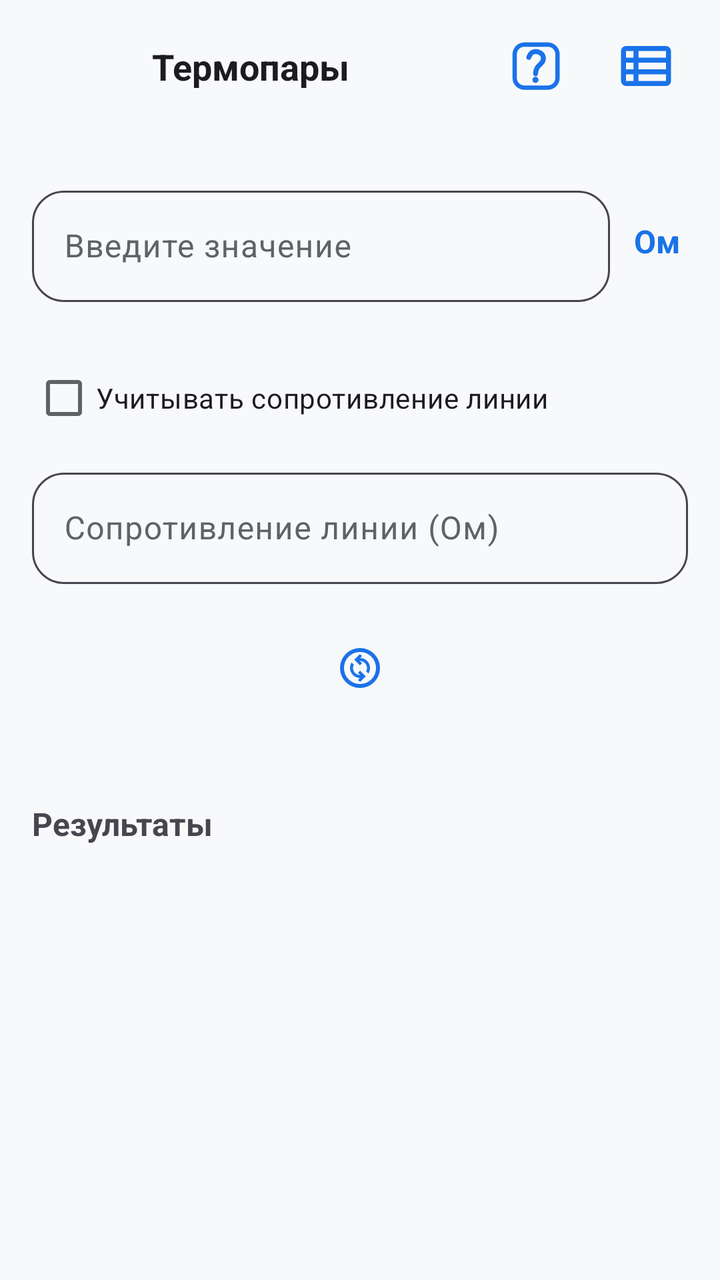
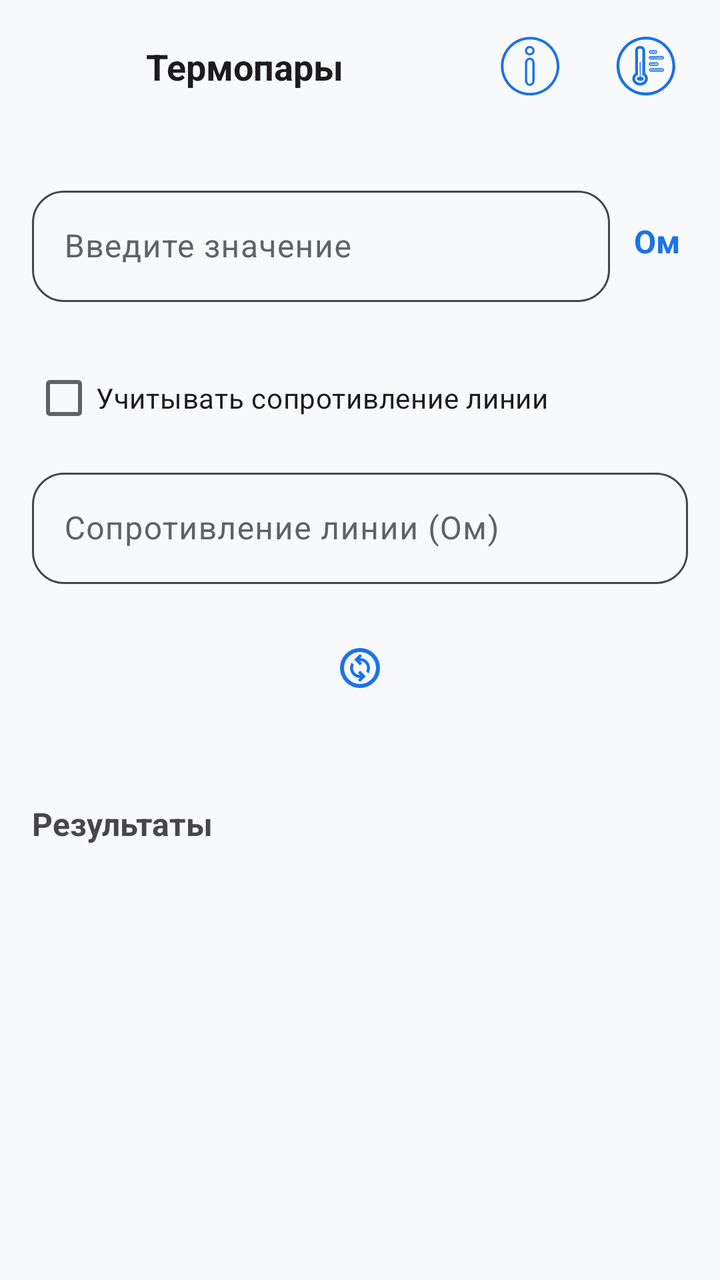

Compare the two renders of this Android layout. The source of the first and the diff that turns it into the second are given below.
<!-- AndroidManifest.xml: application theme Theme.FocusApp -->
<!-- res/layout/activity_temperature.xml -->
<?xml version="1.0" encoding="utf-8"?>
<androidx.constraintlayout.widget.ConstraintLayout xmlns:android="http://schemas.android.com/apk/res/android"
    xmlns:app="http://schemas.android.com/apk/res-auto"
    android:id="@+id/rootLayout"
    android:layout_width="match_parent"
    android:layout_height="match_parent"
    android:background="?android:attr/windowBackground">

    
    
    
    <androidx.constraintlayout.widget.ConstraintLayout
        android:id="@+id/topPanel"
        android:layout_width="match_parent"
        android:layout_height="wrap_content"
        android:paddingStart="8dp"
        android:paddingEnd="8dp"
        android:paddingTop="4dp"
        android:paddingBottom="4dp"
        app:layout_constraintTop_toTopOf="parent"
        app:layout_constraintStart_toStartOf="parent"
        app:layout_constraintEnd_toEndOf="parent">

        <TextView
            android:id="@+id/tvTitle"
            android:layout_width="0dp"
            android:layout_height="wrap_content"
            android:text="Термопары"
            android:textSize="18sp"
            android:textStyle="bold"
            android:gravity="center"
            android:ellipsize="end"
            android:maxLines="1"
            android:textColor="?android:attr/textColorPrimary"
            app:layout_constraintStart_toStartOf="parent"
            app:layout_constraintEnd_toStartOf="@id/btnHelp"
            app:layout_constraintTop_toTopOf="parent"
            app:layout_constraintBottom_toBottomOf="parent" />

        
        <com.google.android.material.button.MaterialButton
            android:id="@+id/btnHelp"
            style="@style/Widget.Material3.Button.IconButton"
            android:layout_width="wrap_content"
            android:layout_height="wrap_content"
            android:contentDescription="@string/content_desc_help"
            app:icon="@drawable/questchen"
            app:iconTint="@color/icon_top_panel_color"
            app:iconSize="24dp"
            app:layout_constraintEnd_toStartOf="@id/btnSavedMeasurements"
            app:layout_constraintTop_toTopOf="parent"
            app:layout_constraintBottom_toBottomOf="parent" />

        
        <com.google.android.material.button.MaterialButton
            android:id="@+id/btnSavedMeasurements"
            style="@style/Widget.Material3.Button.IconButton"
            android:layout_width="wrap_content"
            android:layout_height="wrap_content"
            android:contentDescription="@string/content_desc_saved_measurements"
            app:icon="@drawable/ic_lists_temp"
            app:iconTint="@color/icon_top_panel_color"
            app:iconSize="30dp"
            app:layout_constraintEnd_toEndOf="parent"
            app:layout_constraintTop_toTopOf="parent"
            app:layout_constraintBottom_toBottomOf="parent" />

    </androidx.constraintlayout.widget.ConstraintLayout>

    
    
    
    <ScrollView
        android:id="@+id/mainScrollView"
        android:layout_width="0dp"
        android:layout_height="0dp"
        android:fillViewport="true"
        android:clipToPadding="false"
        android:padding="16dp"
        app:layout_constraintTop_toBottomOf="@id/topPanel"
        app:layout_constraintBottom_toBottomOf="parent"
        app:layout_constraintStart_toStartOf="parent"
        app:layout_constraintEnd_toEndOf="parent">

        <LinearLayout
            android:layout_width="match_parent"
            android:layout_height="wrap_content"
            android:orientation="vertical">

            
            
            
            <androidx.constraintlayout.widget.ConstraintLayout
                android:layout_width="match_parent"
                android:layout_height="wrap_content"
                android:layout_marginTop="8dp">

                <com.google.android.material.textfield.TextInputLayout
                    android:id="@+id/tilValue"
                    style="@style/RoundedOutlinedBox"
                    android:layout_width="0dp"
                    android:layout_height="wrap_content"
                    android:hint="@string/hint_value_input"
                    app:layout_constraintStart_toStartOf="parent"
                    app:layout_constraintEnd_toStartOf="@id/tvUnit"
                    app:layout_constraintTop_toTopOf="parent"
                    app:layout_constraintBottom_toBottomOf="parent">

                    <com.google.android.material.textfield.TextInputEditText
                        android:id="@+id/etValue"
                        android:layout_width="match_parent"
                        android:layout_height="wrap_content"
                        android:inputType="numberSigned|numberDecimal"
                        android:maxLines="1"
                        android:textColorHint="?android:attr/textColorSecondary" />

                </com.google.android.material.textfield.TextInputLayout>

                
                <TextView
                    android:id="@+id/tvUnit"
                    android:layout_width="wrap_content"
                    android:layout_height="wrap_content"
                    android:text="Ом"
                    android:textSize="16sp"
                    android:textStyle="bold"
                    android:textColor="?attr/colorPrimary"
                    android:paddingStart="12dp"
                    android:paddingEnd="4dp"
                    android:gravity="center_vertical"
                    app:layout_constraintStart_toEndOf="@id/tilValue"
                    app:layout_constraintEnd_toEndOf="parent"
                    app:layout_constraintTop_toTopOf="parent"
                    app:layout_constraintBottom_toBottomOf="parent" />

            </androidx.constraintlayout.widget.ConstraintLayout>

            
            
            
            <androidx.constraintlayout.widget.ConstraintLayout
                android:layout_width="match_parent"
                android:layout_height="wrap_content"
                android:layout_marginTop="8dp">

                <com.google.android.material.textfield.TextInputLayout
                    android:id="@+id/tilColdJunction"
                    style="@style/RoundedOutlinedBox"
                    android:layout_width="0dp"
                    android:layout_height="wrap_content"
                    android:hint="Т холодного спая"
                    android:visibility="gone"
                    app:layout_constraintStart_toStartOf="parent"
                    app:layout_constraintEnd_toStartOf="@id/tvColdJunctionUnit"
                    app:layout_constraintTop_toTopOf="parent"
                    app:layout_constraintBottom_toBottomOf="parent">

                    <com.google.android.material.textfield.TextInputEditText
                        android:id="@+id/etColdJunction"
                        android:layout_width="match_parent"
                        android:layout_height="wrap_content"
                        android:inputType="numberSigned|numberDecimal"
                        android:maxLines="1"
                        android:textColorHint="?android:attr/textColorSecondary" />

                </com.google.android.material.textfield.TextInputLayout>

                
                <TextView
                    android:id="@+id/tvColdJunctionUnit"
                    android:layout_width="wrap_content"
                    android:layout_height="wrap_content"
                    android:text="°C"
                    android:textSize="16sp"
                    android:textStyle="bold"
                    android:textColor="?attr/colorPrimary"
                    android:paddingStart="12dp"
                    android:paddingEnd="4dp"
                    android:gravity="center_vertical"
                    android:visibility="gone"
                    app:layout_constraintStart_toEndOf="@id/tilColdJunction"
                    app:layout_constraintEnd_toEndOf="parent"
                    app:layout_constraintTop_toTopOf="parent"
                    app:layout_constraintBottom_toBottomOf="parent" />

            </androidx.constraintlayout.widget.ConstraintLayout>

            
            
            
            <CheckBox
                android:id="@+id/cbLineResistance"
                android:layout_width="match_parent"
                android:layout_height="wrap_content"
                android:layout_marginTop="16dp"
                android:text="Учитывать сопротивление линии"
                android:textSize="14sp" />

            <com.google.android.material.textfield.TextInputLayout
                android:id="@+id/tilLineResistance"
                style="@style/RoundedOutlinedBox"
                android:layout_width="match_parent"
                android:layout_height="wrap_content"
                android:layout_marginTop="8dp"
                android:hint="Сопротивление линии (Ом)">

                <com.google.android.material.textfield.TextInputEditText
                    android:id="@+id/etLineResistance"
                    android:layout_width="match_parent"
                    android:layout_height="wrap_content"
                    android:inputType="numberSigned|numberDecimal"
                    android:maxLines="1" />

            </com.google.android.material.textfield.TextInputLayout>

            
            
            
            <com.google.android.material.button.MaterialButton
                android:id="@+id/btnInverse"
                style="@style/Widget.Material3.Button.IconButton"
                android:layout_width="wrap_content"
                android:layout_height="wrap_content"
                android:layout_gravity="center_horizontal"
                android:layout_marginTop="16dp"
                app:iconTint="@color/inverse_icon_color"
                android:contentDescription="@string/btn_inverse"
                app:icon="@drawable/ic_inversion"
                app:iconSize="24dp"
                app:iconGravity="textStart" />

            
            
            
            <View
                android:layout_width="match_parent"
                android:layout_height="1dp"
                android:layout_marginTop="24dp"
                android:layout_marginBottom="16dp"
                android:background="?android:attr/textColorSecondary"
                android:alpha="0.3" />

            <TextView
                android:layout_width="match_parent"
                android:layout_height="wrap_content"
                android:text="Результаты"
                android:textSize="16sp"
                android:textStyle="bold"
                android:layout_marginBottom="8dp" />

            <androidx.recyclerview.widget.RecyclerView
                android:id="@+id/rvResults"
                android:layout_width="match_parent"
                android:layout_height="wrap_content"
                android:clipToPadding="false"
                android:paddingBottom="8dp"
                android:nestedScrollingEnabled="true" />

        </LinearLayout>

    </ScrollView>

</androidx.constraintlayout.widget.ConstraintLayout>
<!-- resources referenced by this layout -->
<resources>
  <color name="icon_top_panel_color">#1A73E8</color>
  <color name="inverse_icon_color">#1A73E8</color>
  <!-- drawable ic_lists_temp (drawable) -->
  <vector xmlns:android="http://schemas.android.com/apk/res/android"
      android:width="24dp"
      android:height="24dp"
      android:viewportWidth="960"
      android:viewportHeight="960">
    <path
        android:pathData="M360,720h440v-107L360,613v107ZM160,347h120v-107L160,240v107ZM160,534h120v-107L160,427v107ZM160,720h120v-107L160,613v107ZM360,534h440v-107L360,427v107ZM360,347h440v-107L360,240v107ZM160,800q-33,0 -56.5,-23.5T80,720v-480q0,-33 23.5,-56.5T160,160h640q33,0 56.5,23.5T880,240v480q0,33 -23.5,56.5T800,800L160,800Z"
        android:fillColor="#e3e3e3"/>
  </vector>
  <!-- drawable questchen: vector/xml drawable (drawable, 2133 chars, omitted) -->
  <string name="btn_inverse">🔄 Инверсия</string>
  <string name="content_desc_help">Справка</string>
  <string name="content_desc_saved_measurements">Сохранённые замеры</string>
  <string name="hint_value_input">Введите значение</string>
  <style name="RoundedOutlinedBox" parent="Widget.Material3.TextInputLayout.OutlinedBox">
          <item name="boxCornerRadiusBottomEnd">16dp</item>
          <item name="boxCornerRadiusBottomStart">16dp</item>
          <item name="boxCornerRadiusTopEnd">16dp</item>
          <item name="boxCornerRadiusTopStart">16dp</item>
          <item name="boxStrokeColor">@color/selector_text_input_layout_stroke</item>
          <item name="hintTextColor">?android:attr/textColorSecondary</item>
      </style>
  <color name="primary">#1A73E8</color>
  <color name="primary_container">#D2E3FC</color>
  <color name="secondary">#03DAC6</color>
  <color name="tertiary">#FF6B6B</color>
  <color name="on_primary">#FFFFFF</color>
  <color name="on_surface">#202124</color>
  <color name="on_surface_secondary">#5F6368</color>
  <color name="surface">#FFFFFF</color>
  <color name="surface_variant">#F5F5F5</color>
  <color name="background">#F8F9FA</color>
  <color name="status_bar">#FFFFFF</color>
  <!-- unchanged entries left out for length: 2 -->
</resources>

<!-- the commit's change to res/layout/activity_temperature.xml (unified diff, before → after) -->
@@ -46,7 +46,7 @@
             android:contentDescription="@string/content_desc_help"
             app:icon="@drawable/questchen"
             app:iconTint="@color/icon_top_panel_color"
-            app:iconSize="24dp"
+            app:iconSize="30dp"
             app:layout_constraintEnd_toStartOf="@id/btnSavedMeasurements"
             app:layout_constraintTop_toTopOf="parent"
             app:layout_constraintBottom_toBottomOf="parent" />
<!-- resource entries referenced after the edit -->
@@ -2,17 +2,30 @@
 <resources>
   <color name="icon_top_panel_color">#1A73E8</color>
   <color name="inverse_icon_color">#1A73E8</color>
-  <!-- drawable ic_lists_temp (drawable) -->
+  <!-- drawable ic_lists_temp: vector/xml drawable (drawable, 7131 chars, omitted) -->
+  <!-- drawable questchen (drawable) -->
   <vector xmlns:android="http://schemas.android.com/apk/res/android"
       android:width="24dp"
       android:height="24dp"
-      android:viewportWidth="960"
-      android:viewportHeight="960">
+      android:viewportWidth="6.35"
+      android:viewportHeight="6.35">
     <path
-        android:pathData="M360,720h440v-107L360,613v107ZM160,347h120v-107L160,240v107ZM160,534h120v-107L160,427v107ZM160,720h120v-107L160,613v107ZM360,534h440v-107L360,427v107ZM360,347h440v-107L360,240v107ZM160,800q-33,0 -56.5,-23.5T80,720v-480q0,-33 23.5,-56.5T160,160h640q33,0 56.5,23.5T880,240v480q0,33 -23.5,56.5T800,800L160,800Z"
-        android:fillColor="#e3e3e3"/>
+        android:pathData="m3.1895,0.0898c-1.7082,0 -3.0957,1.3914 -3.0957,3.1016 0,1.7102 1.3875,3.0996 3.0957,3.0996s3.0957,-1.3894 3.0957,-3.0996c0,-1.7102 -1.3875,-3.1016 -3.0957,-3.1016zM3.1895,0.3691c1.5577,0 2.8164,1.2622 2.8164,2.8223 0,1.56 -1.2587,2.8203 -2.8164,2.8203 -1.5577,0 -2.8184,-1.2603 -2.8184,-2.8203 -0,-1.56 1.2607,-2.8223 2.8184,-2.8223z"
+        android:strokeLineJoin="round"
+        android:fillColor="#808000"
+        android:strokeLineCap="round"/>
+    <path
+        android:pathData="m3.1543,2.293c-0.1515,0 -0.2836,0.0747 -0.3711,0.1797 -0.0875,0.105 -0.1367,0.242 -0.1367,0.392v1.8435c0,0.15 0.0492,0.2887 0.1367,0.3937 0.0875,0.105 0.2195,0.178 0.3711,0.178s0.2856,-0.073 0.3731,-0.178c0.0875,-0.105 0.1367,-0.2437 0.1367,-0.3937v-1.8435c0,-0.15 -0.0492,-0.287 -0.1367,-0.392 -0.0875,-0.105 -0.2215,-0.1797 -0.3731,-0.1797zM3.1543,2.5018c0.0644,0 0.1282,0.03 0.1816,0.0941 0.0535,0.0642 0.0898,0.1595 0.0898,0.2687v1.8435c0,0.1093 -0.0364,0.2063 -0.0898,0.2704 -0.0535,0.0642 -0.1172,0.0941 -0.1816,0.0941 -0.0644,0 -0.1262,-0.03 -0.1797,-0.0941 -0.0535,-0.0642 -0.0918,-0.1612 -0.0918,-0.2704v-1.8435c0,-0.1093 0.0383,-0.2046 0.0918,-0.2687 0.0535,-0.0642 0.1152,-0.0941 0.1797,-0.0941z"
+        android:strokeLineJoin="round"
+        android:strokeWidth=".93615"
+        android:fillColor="#808000"
+        android:strokeLineCap="round"/>
+    <path
+        android:pathData="m3.1484,1.0517c-0.2803,0 -0.5137,0.2233 -0.5137,0.5s0.2334,0.5 0.5137,0.5 0.5137,-0.2233 0.5137,-0.5 -0.2334,-0.5 -0.5137,-0.5zM3.1484,1.2744c0.1643,0 0.291,0.1254 0.291,0.2773s-0.1268,0.2773 -0.291,0.2773 -0.291,-0.1254 -0.291,-0.2773 0.1268,-0.2773 0.291,-0.2773z"
+        android:strokeLineJoin="round"
+        android:fillColor="#808000"
+        android:strokeLineCap="round"/>
   </vector>
-  <!-- drawable questchen: vector/xml drawable (drawable, 2133 chars, omitted) -->
   <string name="btn_inverse">🔄 Инверсия</string>
   <string name="content_desc_help">Справка</string>
   <string name="content_desc_saved_measurements">Сохранённые замеры</string>
